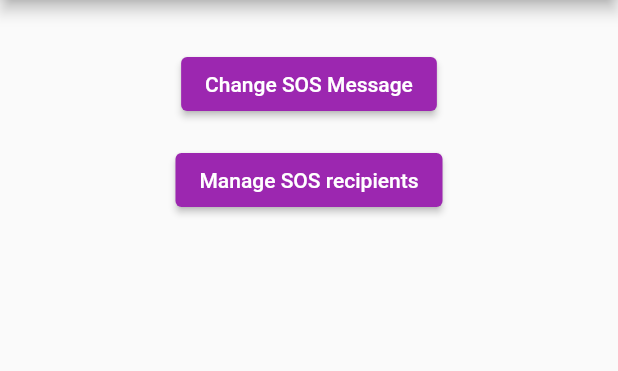
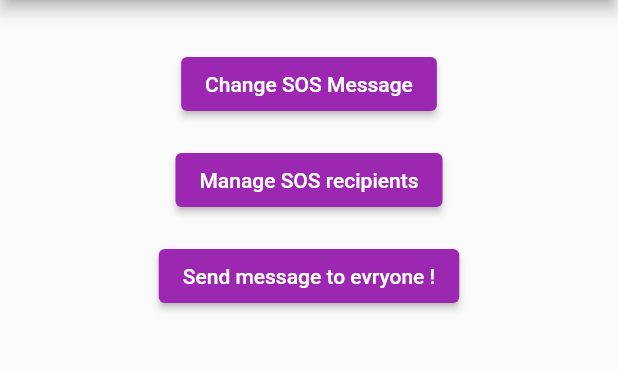
Before and after one commit to Dorcas2217/Mobile, a Flutter app: the screen it shows after launch, on a phone screen of 412 x 824 dp, the part 84-455 px from its top. Run offline on Flutter 3.47's test engine with Material 2 defaults, Android fonts, the phone set to English and light mode, and no system bars; our stand-ins replace location; missing offline and left inert: dart:js, flutter_loading_animation_kit, flutter_sms.

Commit message:
F12.3 Envoi du message durgence

```diff
--- a/ex7/lib/homeScreen.dart
+++ b/ex7/lib/homeScreen.dart
@@ -1,5 +1,7 @@
 import 'package:ex7/TelDialog.dart';
+import 'package:ex7/view_model/SosViewModel.dart';
 import 'package:flutter/material.dart';
+import 'package:provider/provider.dart';
 
 class HomeScreen extends StatefulWidget {
   const HomeScreen({Key? key}) : super(key: key);
@@ -42,7 +44,16 @@ class _HomeScreenState extends State<HomeScreen> {
                   builder: (context) => const TelDialog(),
                 ),
                 child: const Text("Manage SOS recipients"),
+              ),
+              const SizedBox(height: 16),
+              ElevatedButton(
+                onPressed: () async {
+                  var provider = Provider.of<SosViewModel>(context, listen: false);
+                  await provider.sendSOS();
+                },
+                child: const Text("Send message to evryone !"),
               )
+
             ],
           ),
         ),
```
